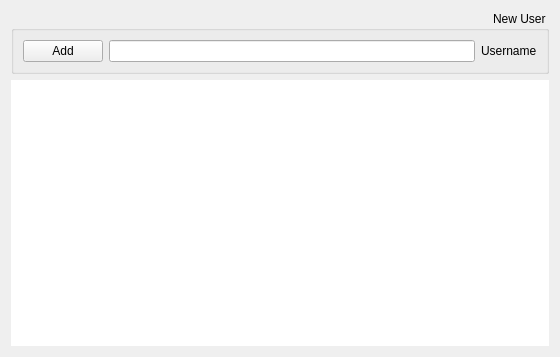
Before: the Qt Designer form formchangepermissions.ui in nournia/ketabkhaane, drawn with Qt 5.
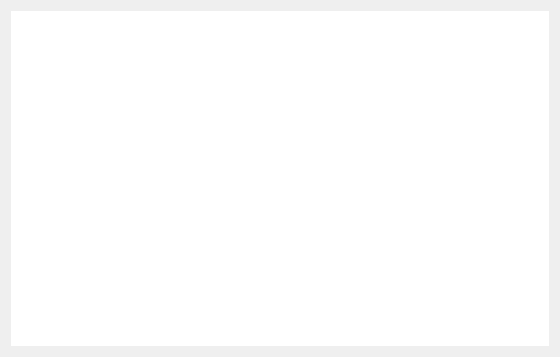
After: the same form once the commit is applied. Icons and pictures are not drawn. Custom widgets are drawn as their Qt base class.

Commit message: put label and account in permissions table

What changed in the file:
```diff
--- a/formchangepermissions.ui
+++ b/formchangepermissions.ui
@@ -14,40 +14,6 @@
    <enum>Qt::RightToLeft</enum>
   </property>
   <layout class="QVBoxLayout" name="verticalLayout">
-   <item>
-    <widget class="QGroupBox" name="groupBox">
-     <property name="title">
-      <string>New User</string>
-     </property>
-     <layout class="QHBoxLayout" name="horizontalLayout_2">
-      <item>
-       <layout class="QHBoxLayout" name="lUser">
-        <item>
-         <widget class="QLabel" name="label">
-          <property name="text">
-           <string>Username</string>
-          </property>
-         </widget>
-        </item>
-        <item>
-         <widget class="MyLineEdit" name="eUser"/>
-        </item>
-       </layout>
-      </item>
-      <item>
-       <widget class="QPushButton" name="bAdd">
-        <property name="text">
-         <string>Add</string>
-        </property>
-        <property name="icon">
-         <iconset resource="resources.qrc">
-          <normaloff>:/images/plus.png</normaloff>:/images/plus.png</iconset>
-        </property>
-       </widget>
-      </item>
-     </layout>
-    </widget>
-   </item>
    <item>
     <widget class="QTableView" name="tPermissions">
      <property name="frameShape">
@@ -57,13 +23,6 @@
    </item>
   </layout>
  </widget>
- <customwidgets>
-  <customwidget>
-   <class>MyLineEdit</class>
-   <extends>QLineEdit</extends>
-   <header>mylineedit.h</header>
-  </customwidget>
- </customwidgets>
  <tabstops>
   <tabstop>eUser</tabstop>
   <tabstop>bAdd</tabstop>
```
Left out of the diff: 6 changed lines with no effect on the pictures. The commit also changes 11 other files.
